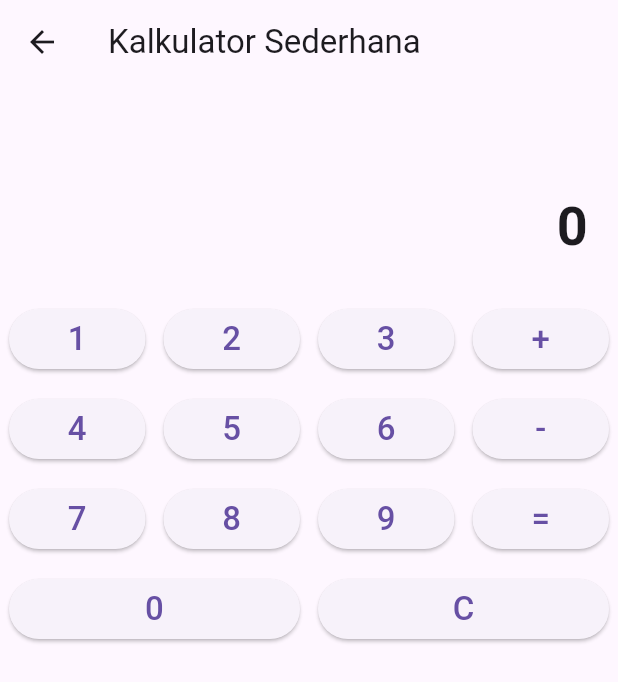
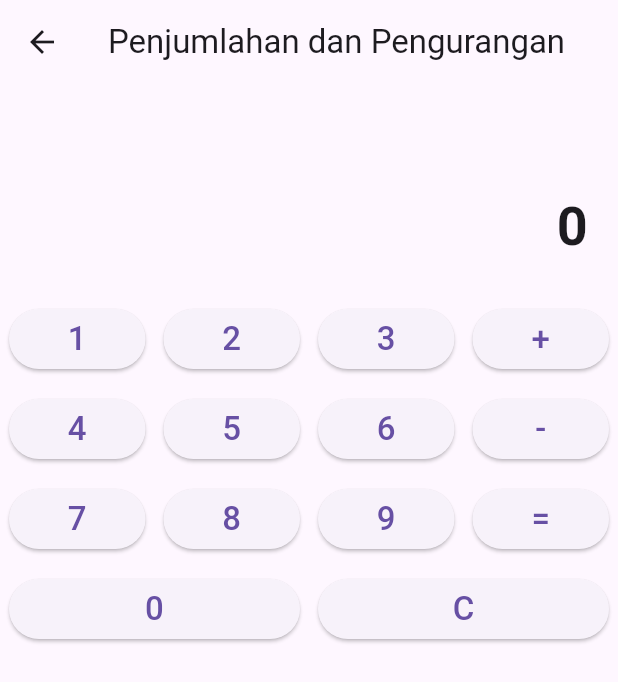
Before and after one commit to gogopowercoding/TeknoMobile_086_092_097_108, a Flutter app: the PenjumlahanPage screen opened directly, on a phone screen of 412 x 824 dp. Shown: the top 682 px of the screen. Run offline on Flutter 3.47's test engine with Material 3 defaults, Android fonts, the phone set to English and light mode, and no system bars.

Commit message:
ganti titel

```diff
--- a/lib/screen/penjumlahan_page.dart
+++ b/lib/screen/penjumlahan_page.dart
@@ -88,7 +88,7 @@ class _PenjumlahanPageState extends State<PenjumlahanPage> {
   Widget build(BuildContext context) {
     return Scaffold(
       appBar: AppBar(
-        title: const Text("Kalkulator Sederhana"),
+        title: const Text("Penjumlahan dan Pengurangan"),
       ),
       body: Column(
         children: [
```
